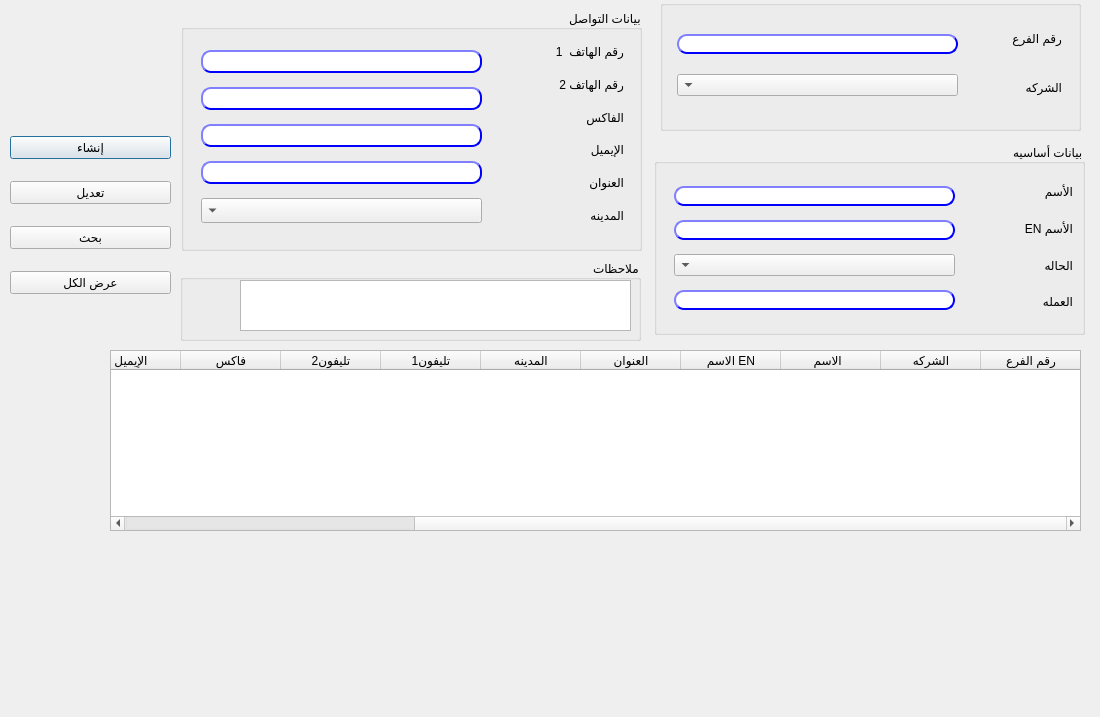
First picture: the form in presentation/master_data_ui/branch.ui, repository shymaa123456/HyperPOS2020, before the edit.
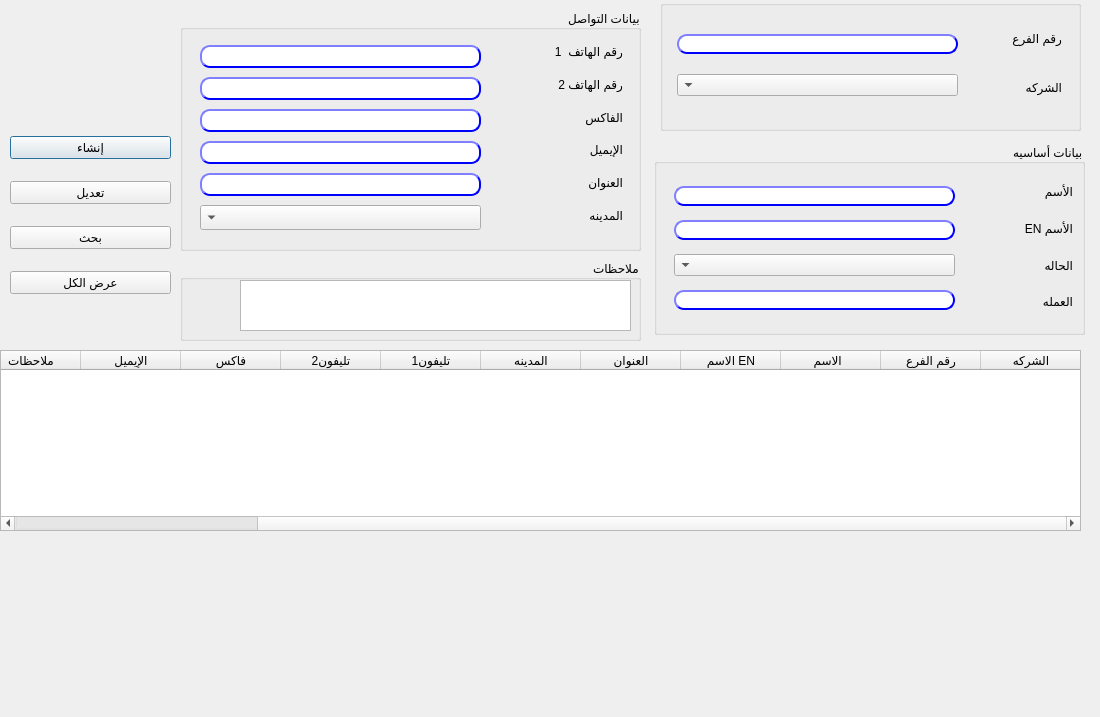
Second picture: the form after the edit.

Commit message: Master data forms

```diff
--- a/presentation/master_data_ui/branch.ui
+++ b/presentation/master_data_ui/branch.ui
@@ -28,25 +28,25 @@
   <widget class="QTableWidget" name="Qtable">
    <property name="geometry">
     <rect>
-     <x>110</x>
+     <x>0</x>
      <y>350</y>
-     <width>971</width>
+     <width>1081</width>
      <height>181</height>
     </rect>
    </property>
    <property name="layoutDirection">
     <enum>Qt::RightToLeft</enum>
    </property>
-   <column>
-    <property name="text">
-     <string>رقم الفرع</string>
-    </property>
-   </column>
    <column>
     <property name="text">
      <string>الشركه</string>
     </property>
    </column>
+   <column>
+    <property name="text">
+     <string>رقم الفرع</string>
+    </property>
+   </column>
    <column>
     <property name="text">
      <string>الاسم  </string>
@@ -200,7 +200,7 @@
   <widget class="QGroupBox" name="groupBox_5">
    <property name="geometry">
     <rect>
-     <x>181</x>
+     <x>180</x>
      <y>10</y>
      <width>461</width>
      <height>241</height>
@@ -357,6 +357,45 @@
        </property>
       </widget>
      </item>
+     <item>
+      <widget class="QLineEdit" name="LE_email">
+       <property name="font">
+        <font>
+         <family>29LT Bukra Regular</family>
+         <pointsize>9</pointsize>
+         <weight>75</weight>
+         <bold>true</bold>
+        </font>
+       </property>
+       <property name="styleSheet">
+        <string notr="true">QLineEdit{
+                                        background-color: white;
+                                        border-style: outset;
+                                        border-width: 2px;
+                                        border-radius: 10px;
+                                        border-color: blue;
+                                        min-width: 6em;
+                                        }
+                                        QLineEdit:hover {
+                                        background: qradialgradient(
+                                        cx: 0.3, cy: -0.4, fx: 0.3, fy: -0.4,
+                                        radius: 1.35, stop: 0 #fff, stop: 1 #bbb
+                                        );
+                                        }
+                                       QLineEdit:pressed {
+                                        border-style: inset;
+                                        background: qradialgradient(
+                                        cx: 0.4, cy: -0.1, fx: 0.4, fy: -0.1,
+                                        radius: 1.35, stop: 0 #fff, stop: 1 #ddd
+                                        );
+                                        }
+                                    </string>
+       </property>
+       <property name="text">
+        <string/>
+       </property>
+      </widget>
+     </item>
      <item>
       <widget class="QLineEdit" name="LE_address">
        <property name="font">
```
The commit also changes 1 other file.
